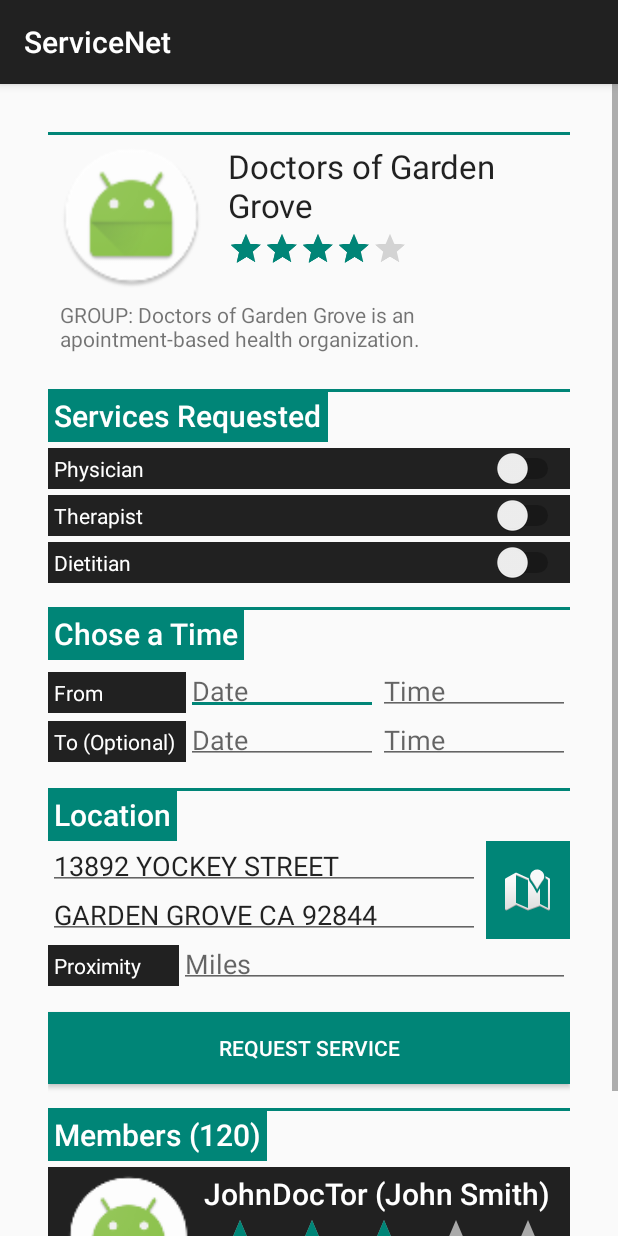
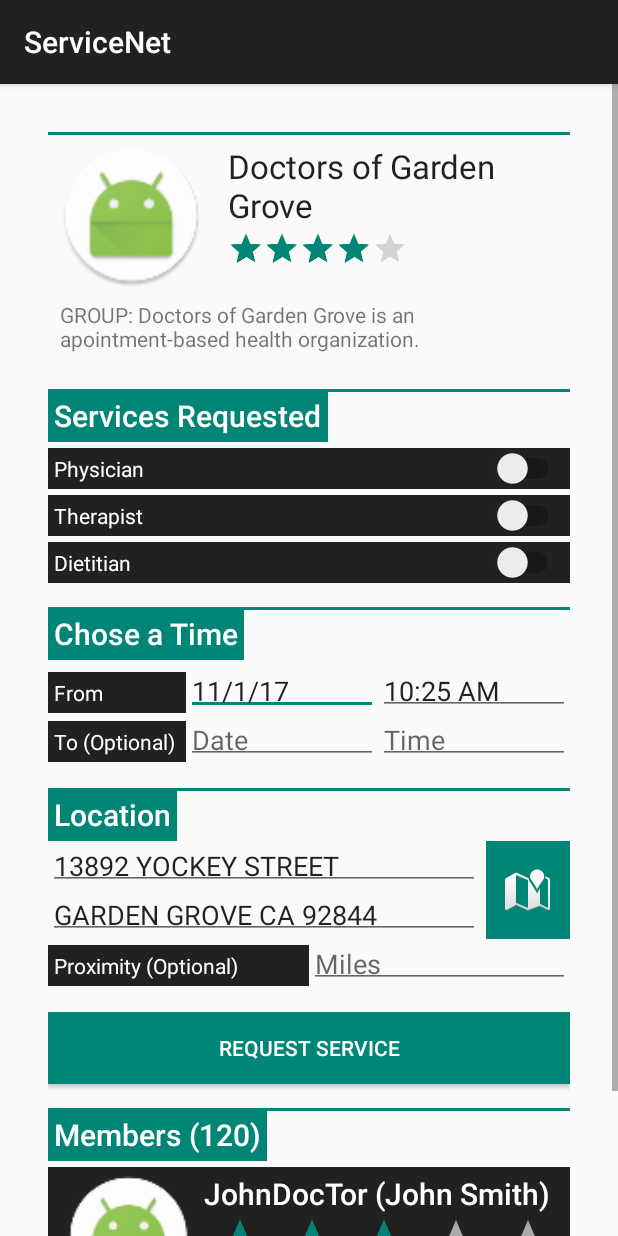
Before and after one commit to qbit-0/Congressional-App-Challenge, an Android app: the ProviderProfileActivity screen opened directly, with no data from a screen before it, on a phone screen of 412 x 824 dp. Run offline under Robolectric (Android 15) with nearby library versions, the phone set to English and light mode, and no system bars.

Commit message:
Provider Request Done

```diff
--- a/ServiceNet/app/src/main/AndroidManifest.xml
+++ b/ServiceNet/app/src/main/AndroidManifest.xml
@@ -25,6 +25,8 @@
         </activity>
         <activity android:name=".ProviderProfileActivity">
         </activity>
+        <activity android:name=".MatchActivity">
+        </activity>
     </application>
 
 </manifest>
--- a/ServiceNet/app/src/main/java/com/congressional/bghs/servicenet/ProviderProfileActivity.java
+++ b/ServiceNet/app/src/main/java/com/congressional/bghs/servicenet/ProviderProfileActivity.java
@@ -1,23 +1,25 @@
 package com.congressional.bghs.servicenet;
 
+import android.content.Context;
+import android.content.Intent;
+import android.os.Handler;
+import android.os.SystemClock;
 import android.support.v7.app.AppCompatActivity;
 import android.os.Bundle;
+import android.view.View;
 import android.widget.Button;
 import android.widget.LinearLayout;
 import android.widget.ScrollView;
 import android.widget.TextView;
 
+import java.text.DateFormat;
+import java.util.Date;
+
 public class ProviderProfileActivity extends AppCompatActivity
 {
+    Context context;
     ScrollView mProfileScrollView;
     LinearLayout mProfileLinearLayout;
-    LinearLayout mTimeSection;
-    LinearLayout mFromSection;
-    TextView mFromDate;
-    TextView mFromTime;
-    LinearLayout mLocSection;
-    LinearLayout mProximitySection;
-    TextView mProximityTextView;
     Button mConfirmButton;
 
     @Override
@@ -26,15 +28,21 @@ public class ProviderProfileActivity extends AppCompatActivity
         super.onCreate(savedInstanceState);
         setContentView(R.layout.activity_provider_profile);
 
+        context = this;
+
         mProfileScrollView = (ScrollView) findViewById(R.id.sv_profile);
         mProfileLinearLayout = (LinearLayout) mProfileScrollView.findViewById(R.id.ll_profile);
-        mTimeSection = (LinearLayout) mProfileLinearLayout.findViewById(R.id.time_section);
-        mFromSection = (LinearLayout) mTimeSection.findViewById(R.id.from_section);
-        mFromDate = (TextView) mFromSection.findViewById(R.id.tv_from_date);
-        mFromTime = (TextView) mFromSection.findViewById(R.id.tv_from_time);
-        mLocSection = (LinearLayout) mProfileLinearLayout.findViewById(R.id.loc_section);
-        mProximitySection = (LinearLayout) mLocSection.findViewById(R.id.proximity_section);
-        mProximityTextView = (TextView) mProximitySection.findViewById(R.id.et_proximity);
         mConfirmButton = (Button) mProfileLinearLayout.findViewById(R.id.btn_confirm);
+
+        mConfirmButton.setOnClickListener(new View.OnClickListener()
+        {
+            @Override
+            public void onClick(View v)
+            {
+                Class destination = MatchActivity.class;
+                Intent intent = new Intent(context, destination);
+                startActivity(intent);
+            }
+        });
     }
 }
--- a/ServiceNet/app/src/main/res/layout/activity_provider_profile.xml
+++ b/ServiceNet/app/src/main/res/layout/activity_provider_profile.xml
@@ -170,7 +170,8 @@
                         android:ems="10"
                         android:hint="Date"
                         android:inputType="date"
-                        android:padding="4dp"/>
+                        android:padding="4dp"
+                        android:text="11/1/17"/>
 
                     <EditText
                         android:id="@+id/tv_from_time"
@@ -180,7 +181,8 @@
                         android:ems="10"
                         android:hint="Time"
                         android:inputType="time"
-                        android:padding="4dp"/>
+                        android:padding="4dp"
+                        android:text="10:25 AM"/>
                 </LinearLayout>
 
                 <LinearLayout
@@ -300,10 +302,10 @@
                         android:id="@+id/tv_proximity_label"
                         android:layout_width="match_parent"
                         android:layout_height="wrap_content"
-                        android:layout_weight="3"
+                        android:layout_weight="1"
                         android:background="?attr/colorPrimary"
                         android:padding="4dp"
-                        android:text="Proximity"
+                        android:text="Proximity (Optional)"
                         android:textAppearance="@android:style/TextAppearance.Material.Body1"
                         android:textColor="?android:attr/textColorPrimaryInverse"/>
 
```
Also changed, not shown: ServiceNet/app/src/main/java/com/congressional/bghs/servicenet/MatchActivity.java (added, +15 -0 lines), ServiceNet/app/src/main/res/layout/activity_match.xml (added, +10 -0 lines).
